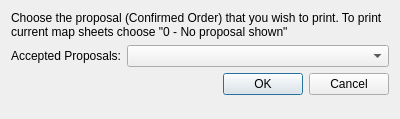
First picture: the form in InstantPrint/ui/acceptedProposals_dialog_base2.ui, repository tlh22/TOMs, before the edit.
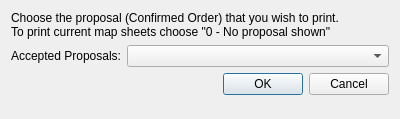
Second picture: the form after the edit.

```diff
--- a/InstantPrint/ui/acceptedProposals_dialog_base2.ui
+++ b/InstantPrint/ui/acceptedProposals_dialog_base2.ui
@@ -37,7 +37,8 @@
    <item row="0" column="0" colspan="2">
     <widget class="QLabel" name="label_2">
      <property name="text">
-      <string>Choose the proposal (Confirmed Order) that you wish to print. To print current map sheets choose &quot;0 - No proposal shown&quot;</string>
+      <string>Choose the proposal (Confirmed Order) that you wish to print. 
+To print current map sheets choose &quot;0 - No proposal shown&quot;</string>
      </property>
      <property name="wordWrap">
       <bool>true</bool>
```
